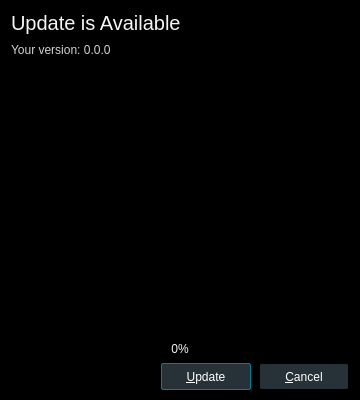
Before: the Qt Designer form src/ui/updatedialog.ui in u8sand/Baka-MPlayer, drawn with Qt 5.
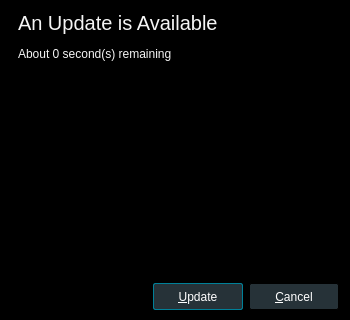
After: the same form once the commit is applied. Icons and pictures are not drawn.

Commit message: updatedialog.ui: completed interface

Diff of the .ui file:
```diff
--- a/src/ui/updatedialog.ui
+++ b/src/ui/updatedialog.ui
@@ -6,8 +6,8 @@
    <rect>
     <x>0</x>
     <y>0</y>
-    <width>360</width>
-    <height>400</height>
+    <width>350</width>
+    <height>320</height>
    </rect>
   </property>
   <property name="windowTitle">
@@ -58,33 +58,68 @@
 	background: transparent;
 }</string>
   </property>
+  <layout class="QVBoxLayout" name="verticalLayout_2">
+   <item>
+    <layout class="QHBoxLayout" name="horizontalLayout_2">
+     <property name="spacing">
+      <number>0</number>
+     </property>
+     <item>
+      <widget class="QLabel" name="updateImg">
+       <property name="pixmap">
+        <pixmap resource="../rsclist.qrc">:/img/download.svg</pixmap>
+       </property>
+      </widget>
+     </item>
+     <item>
   <layout class="QVBoxLayout" name="verticalLayout">
    <property name="spacing">
-    <number>8</number>
+        <number>2</number>
    </property>
    <item>
     <widget class="QLabel" name="updateLabel">
+         <property name="sizePolicy">
+          <sizepolicy hsizetype="Preferred" vsizetype="Preferred">
+           <horstretch>0</horstretch>
+           <verstretch>1</verstretch>
+          </sizepolicy>
+         </property>
      <property name="styleSheet">
       <string notr="true">#updateLabel {
 	font-size: 20px;
 }</string>
      </property>
      <property name="text">
-      <string>Update is Available</string>
+          <string>An Update is Available</string>
      </property>
     </widget>
    </item>
    <item>
-    <widget class="QLabel" name="versionLabel">
-     <property name="styleSheet">
-      <string notr="true">#versionLabel {
-	color: lightgray;
-}</string>
-     </property>
+        <widget class="QProgressBar" name="progressBar">
+         <property name="maximumSize">
+          <size>
+           <width>16777215</width>
+           <height>8</height>
+          </size>
+         </property>
+         <property name="value">
+          <number>0</number>
+         </property>
+         <property name="textVisible">
+          <bool>false</bool>
+         </property>
+        </widget>
+       </item>
+       <item>
+        <widget class="QLabel" name="timeRemainingLabel">
      <property name="text">
-      <string>Your version: 0.0.0</string>
-     </property>
-    </widget>
+          <string>About 0 second(s) remaining</string>
+         </property>
+        </widget>
+       </item>
+      </layout>
+     </item>
+    </layout>
    </item>
    <item>
     <widget class="QPlainTextEdit" name="plainTextEdit">
@@ -99,19 +134,6 @@
      </property>
     </widget>
    </item>
-   <item>
-    <widget class="QProgressBar" name="progressBar">
-     <property name="maximumSize">
-      <size>
-       <width>16777215</width>
-       <height>10</height>
-      </size>
-     </property>
-     <property name="value">
-      <number>0</number>
-     </property>
-    </widget>
-   </item>
    <item>
     <layout class="QHBoxLayout" name="horizontalLayout">
      <item>
```
Left out of the diff: 4 changed lines with no effect on the pictures. Lines whose indentation alone changed are shown as unchanged. The commit also changes 3 other files.
